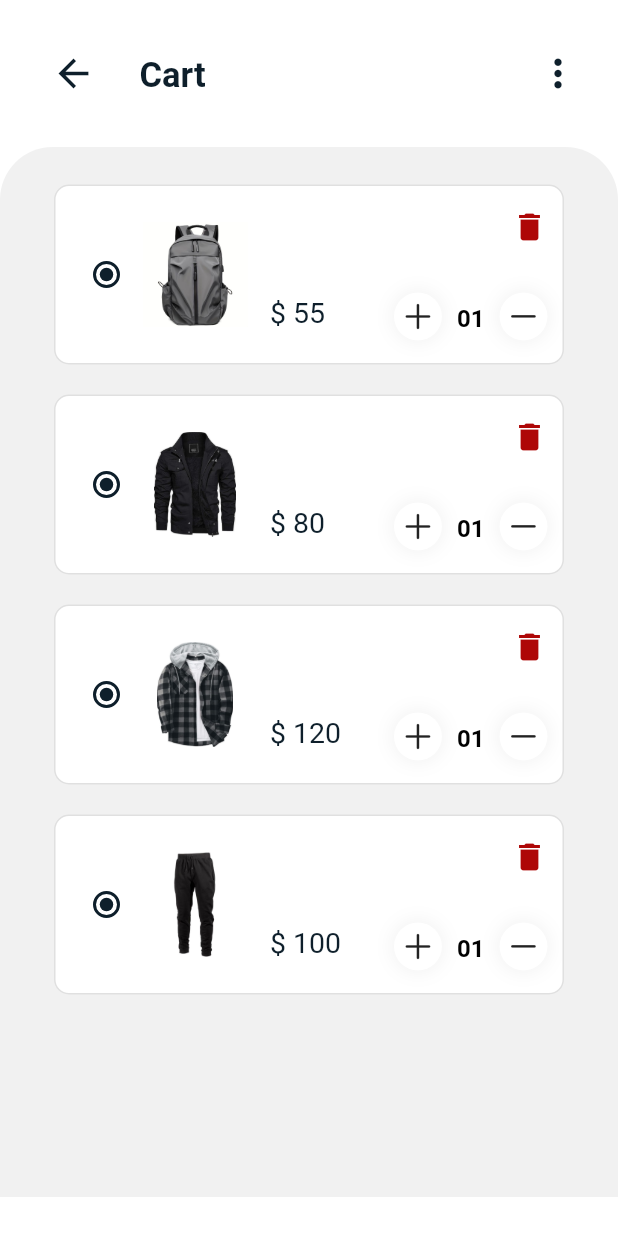
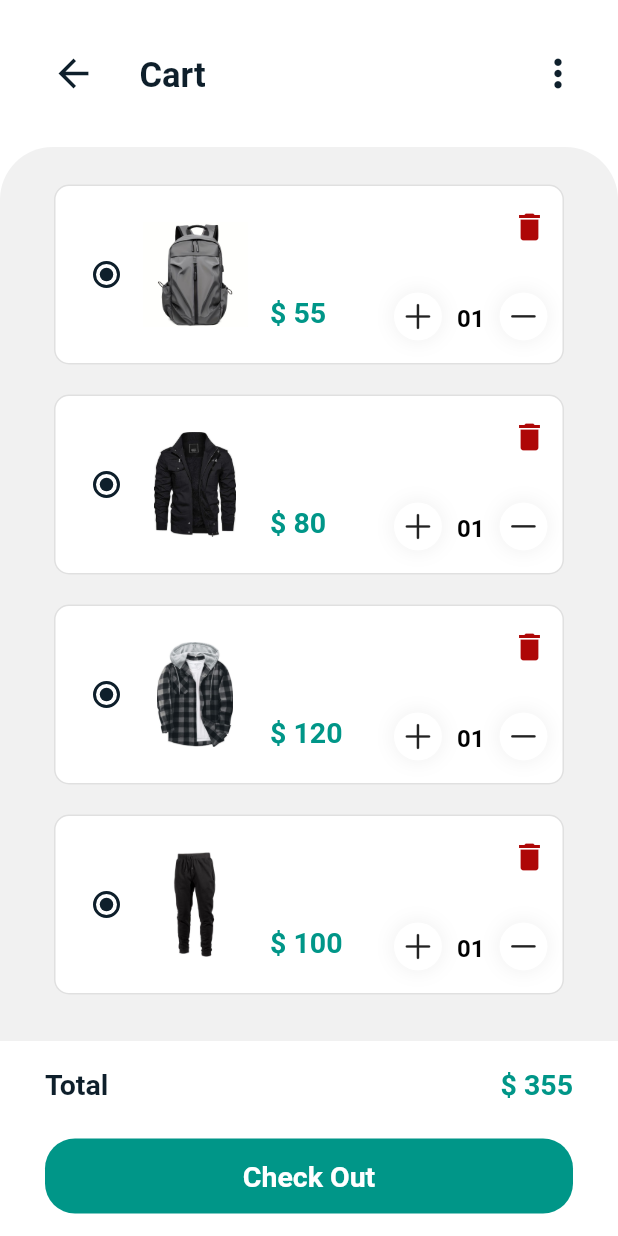
Before and after one commit to mahmoudashraf01/shop_app, a Flutter app: the CartScreen screen opened by its route, on a phone screen of 412 x 824 dp. Run offline on Flutter 3.47's test engine with Material 2 defaults, Android fonts, the phone set to English and light mode, and no system bars; our stand-ins replace badges, curved_navigation_bar.

Commit message:
adding cart nav bar with updates on casrt screeen

```diff
--- a/lib/main.dart
+++ b/lib/main.dart
@@ -1,6 +1,7 @@
 import 'package:flutter/material.dart';
 import 'package:shoping_strore/screens/cart_screen.dart';
 import 'package:shoping_strore/screens/home_screen.dart';
+import 'package:shoping_strore/screens/item_screen.dart';
 import 'package:shoping_strore/shared/themes/colors.dart';
 
 
@@ -23,6 +24,7 @@ class MyApp extends StatelessWidget {
       routes: {
         '/':(context) => HomeScreen(),
         'CartScreen':(context) => CartScreen(),
+        // 'itemScreen':(context) => ItemScreen(),
       },
     );
   }
--- a/lib/screens/cart_screen.dart
+++ b/lib/screens/cart_screen.dart
@@ -1,6 +1,8 @@
 import 'package:flutter/material.dart';
 import 'package:shoping_strore/shared/themes/colors.dart';
+import 'package:shoping_strore/shared/themes/text.dart';
 import 'package:shoping_strore/shared/widgets/cart_app_bar.dart';
+import 'package:shoping_strore/shared/widgets/cart_btn_nav_bar.dart';
 import 'package:shoping_strore/shared/widgets/cart_item.dart';
 
 class CartScreen extends StatelessWidget {
@@ -40,11 +42,44 @@ class CartScreen extends StatelessWidget {
                   image: 'assets/sweat_bants1.jpg',
                   price: '100',
                 ),
+                Container(
+                  decoration: BoxDecoration(
+                    borderRadius: BorderRadius.circular(10),
+                  ),
+                  margin: EdgeInsets.symmetric(vertical: 20, horizontal: 15),
+                  padding: EdgeInsets.all(10),
+                  child: Row(
+                    children: [
+                      Container(
+                        decoration: BoxDecoration(
+                          color: teal,
+                          borderRadius: BorderRadius.circular(20),
+                        ),
+                        child: Icon(
+                          Icons.add,
+                          color: white,
+                        ),
+                      ),
+                      Padding(
+                        padding: EdgeInsets.symmetric(horizontal: 10),
+                        child: Text(
+                          'Add Coupon Code',
+                          style: title1Bold.merge(
+                            TextStyle(
+                              color: darkBlue,
+                            ),
+                          ),
+                        ),
+                      ),
+                    ],
+                  ),
+                ),
               ],
             ),
           )
         ],
       ),
+      bottomNavigationBar: CartBtnNavbar(total: '355',),
     );
   }
 }
--- /dev/null
+++ b/lib/screens/item_screen.dart
@@ -0,0 +1,12 @@
+import 'package:flutter/material.dart';
+
+class ItemScreen extends StatelessWidget {
+  const ItemScreen({super.key});
+
+  @override
+  Widget build(BuildContext context) {
+    return Scaffold(
+
+    );
+  }
+}
--- a/lib/shared/themes/colors.dart
+++ b/lib/shared/themes/colors.dart
@@ -11,3 +11,4 @@ var ligthRed = Color.fromARGB(255, 174, 7, 7);
 var darkRed = Color.fromARGB(255, 146, 0, 0);
 var blueGray = Colors.blueGrey;
 var transparent = Colors.transparent;
+var teal = Colors.teal;
--- /dev/null
+++ b/lib/shared/widgets/cart_btn_nav_bar.dart
@@ -0,0 +1,54 @@
+import 'package:flutter/material.dart';
+import 'package:shoping_strore/shared/themes/colors.dart';
+import 'package:shoping_strore/shared/themes/text.dart';
+
+// ignore: must_be_immutable
+class CartBtnNavbar extends StatelessWidget {
+  CartBtnNavbar({super.key, required this.total});
+  String total;
+
+  @override
+  Widget build(BuildContext context) {
+    return Container(
+      padding: EdgeInsets.symmetric(horizontal: 30, vertical: 15),
+      height: 130,
+      child: Column(
+        mainAxisAlignment: MainAxisAlignment.spaceBetween,
+        children: [
+          Row(
+            mainAxisAlignment: MainAxisAlignment.spaceBetween,
+            children: [
+              Text(
+                'Total',
+                style: title1Bold.merge(
+                  TextStyle(color: darkBlue),
+                ),
+              ),
+              Text(
+                '\$ $total',
+                style: title1Bold.merge(
+                  TextStyle(color: teal),
+                ),
+              ),
+            ],
+          ),
+          Container(
+            alignment: Alignment.center,
+            height: 50,
+            width: double.infinity,
+            decoration: BoxDecoration(
+              color: teal,
+              borderRadius: BorderRadius.circular(20),
+            ),
+            child: Text(
+              'Check Out',
+              style: title1Bold.merge(
+                TextStyle(color: white),
+              ),
+            ),
+          ),
+        ],
+      ),
+    );
+  }
+}
--- a/lib/shared/widgets/cart_item.dart
+++ b/lib/shared/widgets/cart_item.dart
@@ -48,8 +48,8 @@ class CartItem extends StatelessWidget {
                   padding: const EdgeInsets.only(top: 50),
                   child: Text(
                     '\$ $price',
-                    style: title1.merge(
-                      TextStyle(color: darkBlue),
+                    style: title1Bold.merge(
+                      TextStyle(color: teal),
                     ),
                   ),
                 ),
--- a/lib/shared/widgets/home_app_bar.dart
+++ b/lib/shared/widgets/home_app_bar.dart
@@ -33,7 +33,7 @@ class HomeAppBar extends StatelessWidget {
           Spacer(),
           badges.Badge(
             badgeContent: Text(
-              '5',
+              '4',
               style: TextStyle(
                 color: white,
               ),
```
